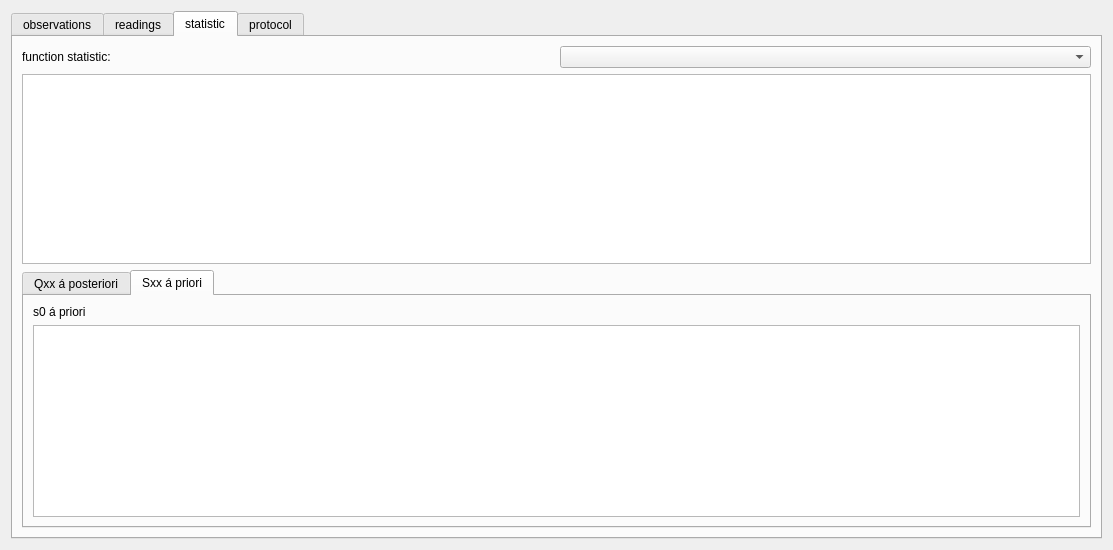
The window that ui/dialogs/actualpropertiesdialog.ui (OpenIndy/OpenIndy) describes before a commit, drawn with Qt 5.
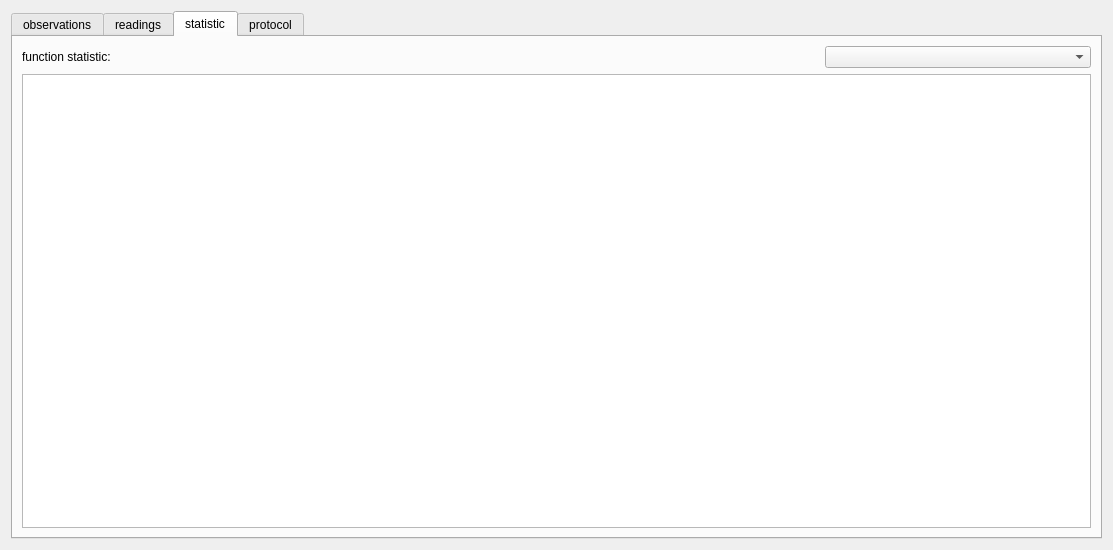
The same window after the commit. The open tabs and pages were chosen to show the change.

Commit message: display deviations in observation table model + implement function statistic model

Diff of the .ui file:
```diff
--- a/ui/dialogs/actualpropertiesdialog.ui
+++ b/ui/dialogs/actualpropertiesdialog.ui
@@ -72,90 +72,23 @@
       </attribute>
       <layout class="QGridLayout" name="gridLayout">
        <item row="0" column="0">
-        <layout class="QVBoxLayout" name="verticalLayout_6">
+        <layout class="QVBoxLayout" name="verticalLayout">
          <item>
-          <layout class="QVBoxLayout" name="verticalLayout">
+          <layout class="QHBoxLayout" name="horizontalLayout_2" stretch="3,1">
            <item>
-            <layout class="QHBoxLayout" name="horizontalLayout_2">
-             <item>
-              <widget class="QLabel" name="label_displayFunction">
-               <property name="text">
-                <string>function statistic:</string>
-               </property>
-              </widget>
-             </item>
-             <item>
-              <widget class="QComboBox" name="comboBox_displayedFunction"/>
-             </item>
-            </layout>
+            <widget class="QLabel" name="label_displayFunction">
+             <property name="text">
+              <string>function statistic:</string>
+             </property>
+            </widget>
            </item>
            <item>
-            <widget class="QTableView" name="tableView_displayedfunctionStatistic"/>
+            <widget class="QComboBox" name="comboBox_displayedFunction"/>
            </item>
           </layout>
          </item>
          <item>
-          <widget class="QTabWidget" name="tabWidget_covarianceMatrices">
-           <property name="currentIndex">
-            <number>1</number>
-           </property>
-           <widget class="QWidget" name="tab_sigmaXXaposteriori">
-            <attribute name="title">
-             <string>Qxx á posteriori</string>
-            </attribute>
-            <layout class="QVBoxLayout" name="verticalLayout_4">
-             <item>
-              <layout class="QHBoxLayout" name="horizontalLayout_22" stretch="1,1">
-               <item>
-                <widget class="QLabel" name="label_s0aposteriori">
-                 <property name="text">
-                  <string>s0 á posteriori:</string>
-                 </property>
-                </widget>
-               </item>
-               <item>
-                <widget class="QLabel" name="label_s0aposterioriValue">
-                 <property name="text">
-                  <string/>
-                 </property>
-                </widget>
-               </item>
-              </layout>
-             </item>
-             <item>
-              <widget class="QTableView" name="tableView_qxxAposteriori"/>
-             </item>
-            </layout>
-           </widget>
-           <widget class="QWidget" name="tab_sigmaXXapriori">
-            <attribute name="title">
-             <string>Sxx á priori</string>
-            </attribute>
-            <layout class="QVBoxLayout" name="verticalLayout_14">
-             <item>
-              <layout class="QHBoxLayout" name="horizontalLayout_23">
-               <item>
-                <widget class="QLabel" name="label_s0apriori">
-                 <property name="text">
-                  <string>s0 á priori</string>
-                 </property>
-                </widget>
-               </item>
-               <item>
-                <widget class="QLabel" name="label_s0aprioriValue">
-                 <property name="text">
-                  <string/>
-                 </property>
-                </widget>
-               </item>
-              </layout>
-             </item>
-             <item>
-              <widget class="QTableView" name="tableView_sxxApriori"/>
-             </item>
-            </layout>
-           </widget>
-          </widget>
+          <widget class="QTableView" name="tableView_displayedfunctionStatistic"/>
          </item>
         </layout>
        </item>
```
Left out of the diff: 5 changed lines with no effect on the pictures. The commit also changes 11 other files.
